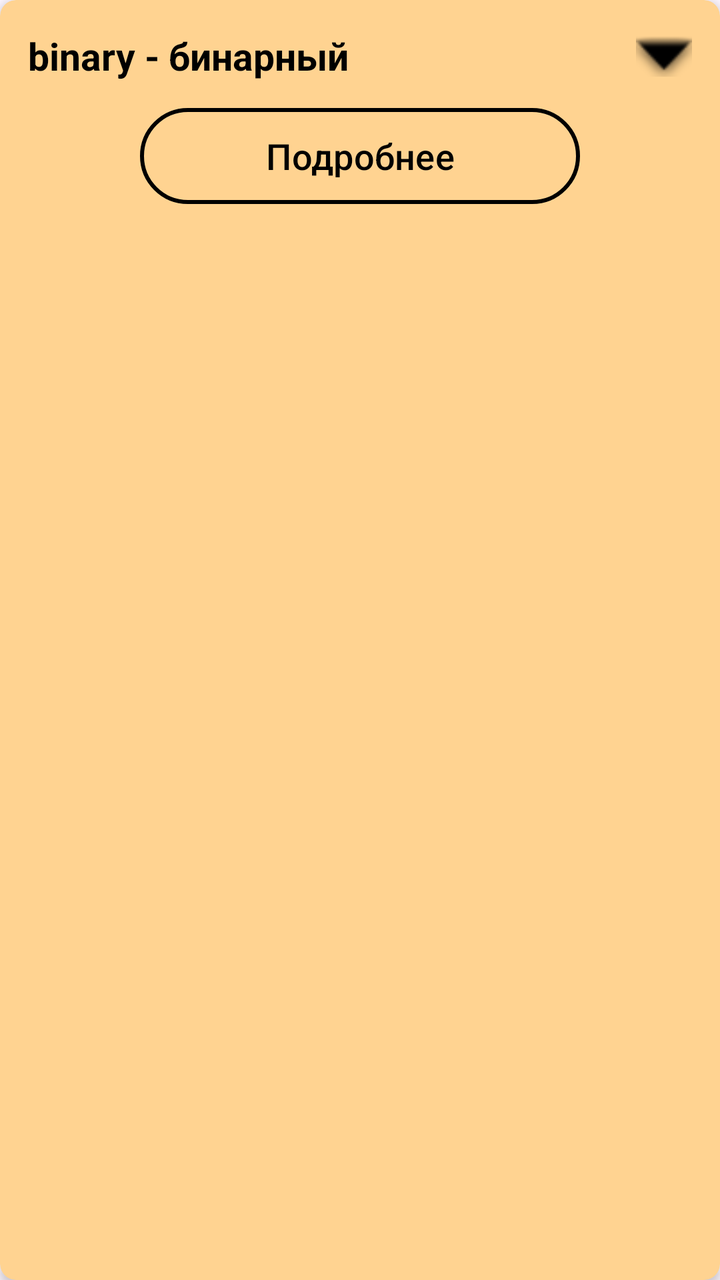
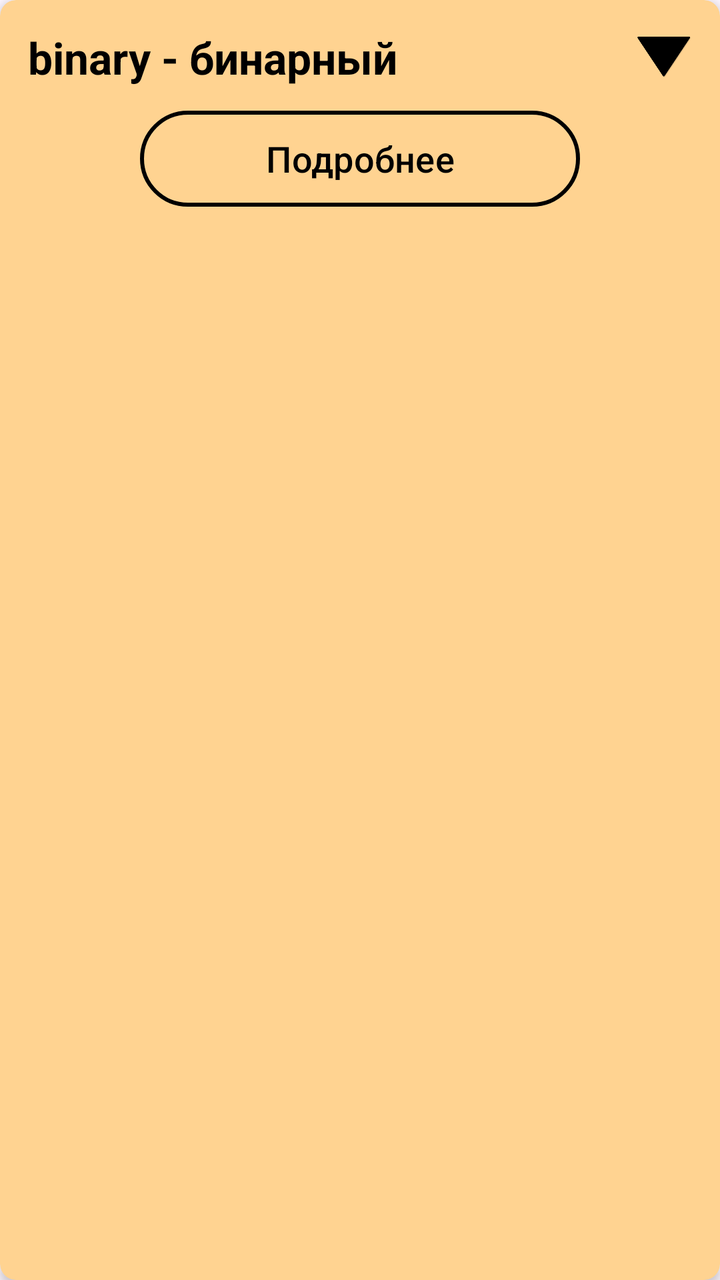

Two renders of the same Android screen: before a commit and after it. Below are the layout's source before the change and the commit's diff.
<!-- AndroidManifest.xml: application theme Theme.LL -->
<!-- res/layout/item_term.xml -->
<?xml version="1.0" encoding="utf-8"?>
<androidx.cardview.widget.CardView xmlns:android="http://schemas.android.com/apk/res/android"
    xmlns:app="http://schemas.android.com/apk/res-auto"
    android:layout_width="match_parent"
    android:layout_height="wrap_content"
    android:layout_margin="8dp"
    app:cardBackgroundColor="@color/Background"
    app:cardCornerRadius="8dp"
    app:cardElevation="3dp">

    <LinearLayout
        android:layout_width="match_parent"
        android:layout_height="wrap_content"
        android:orientation="vertical"
        android:padding="14dp">

        <LinearLayout
            android:layout_width="match_parent"
            android:layout_height="wrap_content"
            android:gravity="center_vertical"
            android:orientation="horizontal">

            <TextView
                android:id="@+id/termText"
                android:layout_width="0dp"
                android:layout_height="wrap_content"
                android:layout_weight="1"
                android:text="binary - бинарный"
                android:textColor="@color/black"
                android:textSize="19sp"
                android:textStyle="bold" />

            <ImageView
                android:id="@+id/expandIcon"
                android:layout_width="28dp"
                android:layout_height="28dp"
                android:contentDescription="Раскрыть"
                android:src="@android:drawable/arrow_down_float"
                app:tint="@color/black" />

        </LinearLayout>

        <LinearLayout
            android:id="@+id/analogiesContainer"
            android:layout_width="match_parent"
            android:layout_height="wrap_content"
            android:layout_marginTop="12dp"
            android:orientation="vertical"
            android:padding="10dp"
            android:visibility="gone" />

        <Button
            android:id="@+id/detailsButton"
            android:layout_width="220dp"
            android:layout_height="wrap_content"
            android:layout_gravity="center_horizontal"
            android:layout_marginTop="12dp"
            android:background="@drawable/button_outline_selector"
            android:backgroundTint="@null"
            android:text="Подробнее"
            android:textColor="@color/black"
            android:textSize="18sp"
            app:backgroundTint="@null"/>

    </LinearLayout>

</androidx.cardview.widget.CardView>
<!-- resources referenced by this layout -->
<resources>
  <color name="Background">#ffd391</color>
  <color name="black">#FF000000</color>
  <!-- drawable button_outline_selector (drawable) -->
  <?xml version="1.0" encoding="utf-8"?>
  <selector xmlns:android="http://schemas.android.com/apk/res/android">
      
      <item android:state_pressed="true" android:drawable="@drawable/button_outline_pressed" />
  
      
      <item android:drawable="@drawable/button_outline" />
  </selector>
  <style name="Theme.LL" parent="Theme.Material3.Light.NoActionBar">
          <item name="android:statusBarColor">@color/black</item>
          <item name="android:windowLightStatusBar">false</item>
  
      </style>
  <!-- drawable button_outline_pressed (drawable) -->
  <?xml version="1.0" encoding="utf-8"?>
  <shape xmlns:android="http://schemas.android.com/apk/res/android"
      android:shape="rectangle">
      <solid android:color="#08000000" />
      <stroke
          android:width="2dp"
          android:color="#000000" />
      <corners android:radius="32dp" />
  
  </shape>
  <!-- drawable button_outline (drawable) -->
  <?xml version="1.0" encoding="utf-8"?>
  <shape xmlns:android="http://schemas.android.com/apk/res/android"
      android:shape="rectangle">
  
      <solid android:color="@android:color/transparent" />
  
      <stroke
          android:width="2dp"
          android:color="@color/black" />
  
      <corners android:radius="32dp" />
  
  
  </shape>
</resources>

<!-- the commit's change to res/layout/item_term.xml (unified diff, before → after) -->
@@ -27,7 +27,7 @@
                 android:layout_weight="1"
                 android:text="binary - бинарный"
                 android:textColor="@color/black"
-                android:textSize="19sp"
+                android:textSize="22sp"
                 android:textStyle="bold" />
 
             <ImageView
@@ -35,8 +35,7 @@
                 android:layout_width="28dp"
                 android:layout_height="28dp"
                 android:contentDescription="Раскрыть"
-                android:src="@android:drawable/arrow_down_float"
-                app:tint="@color/black" />
+                android:src="@drawable/down" />
 
         </LinearLayout>
 
<!-- resource entries referenced after the edit -->
@@ -11,6 +11,7 @@
       
       <item android:drawable="@drawable/button_outline" />
   </selector>
+  <!-- drawable down: webp bitmap (drawable, 1156 bytes) -->
   <style name="Theme.LL" parent="Theme.Material3.Light.NoActionBar">
           <item name="android:statusBarColor">@color/black</item>
           <item name="android:windowLightStatusBar">false</item>
